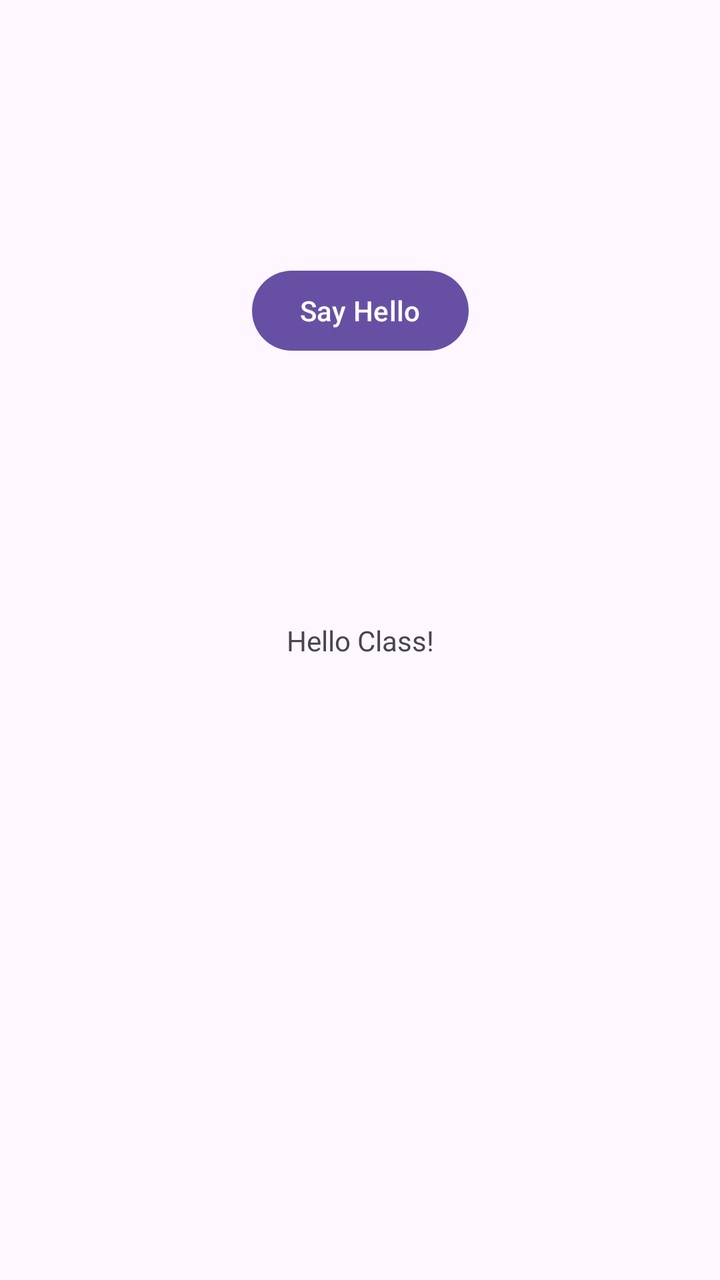
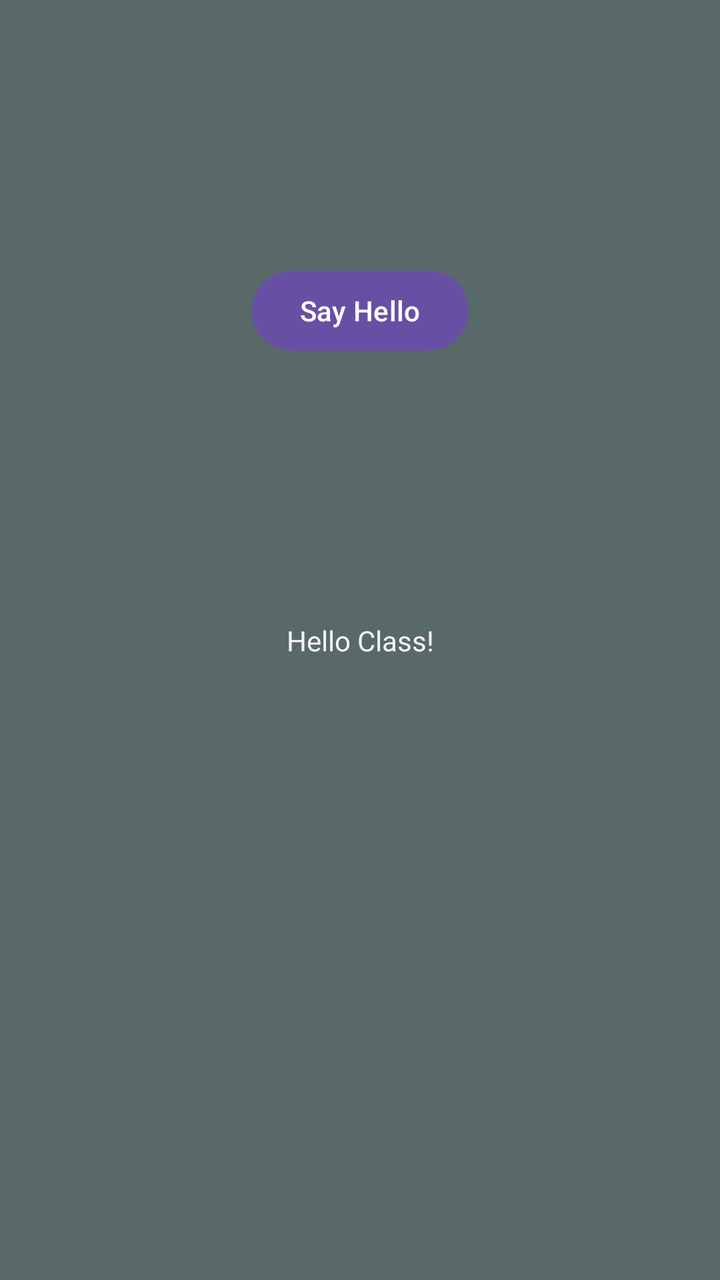

Two renders of the same Android screen: before a commit and after it. Below are the layout's source before the change and the commit's diff.
<!-- AndroidManifest.xml: application theme Theme.PhoneBill -->
<!-- res/layout/activity_main.xml -->
<?xml version="1.0" encoding="utf-8"?>
<androidx.constraintlayout.widget.ConstraintLayout xmlns:android="http://schemas.android.com/apk/res/android"
    xmlns:app="http://schemas.android.com/apk/res-auto"
    xmlns:tools="http://schemas.android.com/tools"
    android:id="@+id/main"
    android:layout_width="match_parent"
    android:layout_height="match_parent"
    tools:context=".MainActivity">

    <TextView
        android:id="@+id/textView"
        android:layout_width="wrap_content"
        android:layout_height="wrap_content"
        android:text="@string/hello_class"
        app:layout_constraintBottom_toBottomOf="parent"
        app:layout_constraintEnd_toEndOf="parent"
        app:layout_constraintStart_toStartOf="parent"
        app:layout_constraintTop_toTopOf="parent" />

    <Button
        android:id="@+id/button"
        android:layout_width="wrap_content"
        android:layout_height="wrap_content"
        android:onClick="sayHello"
        android:text="@string/say_hello"
        app:layout_constraintBottom_toTopOf="@+id/textView"
        app:layout_constraintEnd_toEndOf="parent"
        app:layout_constraintStart_toStartOf="parent"
        app:layout_constraintTop_toTopOf="parent" />

</androidx.constraintlayout.widget.ConstraintLayout>
<!-- resources referenced by this layout -->
<resources>
  <string name="hello_class">Hello Class!</string>
  <string name="say_hello">Say Hello</string>
  <style name="Theme.PhoneBill" parent="Base.Theme.PhoneBill" />
  <style name="Base.Theme.PhoneBill" parent="Theme.Material3.DayNight.NoActionBar">
          
          
      </style>
</resources>

<!-- the commit's change to res/layout/activity_main.xml (unified diff, before → after) -->
@@ -5,6 +5,7 @@
     android:id="@+id/main"
     android:layout_width="match_parent"
     android:layout_height="match_parent"
+    android:background="@color/grey"
     tools:context=".MainActivity">
 
     <TextView
@@ -12,6 +13,7 @@
         android:layout_width="wrap_content"
         android:layout_height="wrap_content"
         android:text="@string/hello_class"
+        android:textColor="@color/white"
         app:layout_constraintBottom_toBottomOf="parent"
         app:layout_constraintEnd_toEndOf="parent"
         app:layout_constraintStart_toStartOf="parent"
<!-- resource entries referenced after the edit -->
@@ -1,5 +1,7 @@
 <!-- resources referenced by this layout -->
 <resources>
+  <color name="grey">#596869</color>
+  <color name="white">#f4f2f3</color>
   <string name="hello_class">Hello Class!</string>
   <string name="say_hello">Say Hello</string>
   <style name="Theme.PhoneBill" parent="Base.Theme.PhoneBill" />
